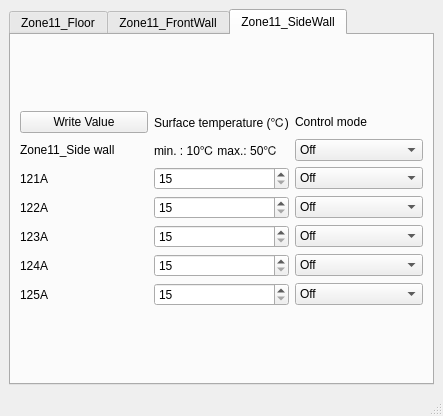
Qt form raspi-mlx90640/ui/mainwindow.ui (Schwarz-XU/MA_IR-Kamera) before a commit.
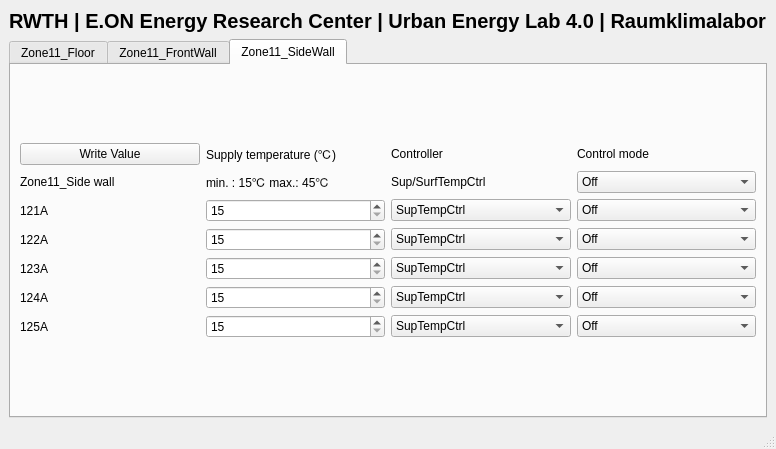
The same form after that commit. The open tabs and pages were chosen to show the change.

Commit message: MA/testbench/change pub topic to Rkl/raspberry/temperature_array update GUI

```diff
--- a/raspi-mlx90640/ui/mainwindow.ui
+++ b/raspi-mlx90640/ui/mainwindow.ui
@@ -9,8 +9,8 @@
    <rect>
     <x>0</x>
     <y>0</y>
-    <width>443</width>
-    <height>416</height>
+    <width>611</width>
+    <height>449</height>
    </rect>
   </property>
   <property name="windowTitle">
@@ -21,7 +21,7 @@
   </property>
   <widget class="QWidget" name="centralwidget">
    <layout class="QGridLayout" name="gridLayout_3">
-    <item row="0" column="0">
+    <item row="1" column="0">
      <widget class="QTabWidget" name="tabWidget">
       <property name="currentIndex">
        <number>1</number>
@@ -583,47 +583,6 @@
        <layout class="QGridLayout" name="gridLayout_2">
         <item row="0" column="0">
          <layout class="QGridLayout" name="Zone11_SW">
-          <item row="4" column="0">
-           <widget class="QLabel" name="label_17">
-            <property name="text">
-             <string>123A</string>
-            </property>
-           </widget>
-          </item>
-          <item row="4" column="1">
-           <widget class="QSpinBox" name="STset_123A">
-            <property name="minimum">
-             <number>15</number>
-            </property>
-            <property name="maximum">
-             <number>45</number>
-            </property>
-           </widget>
-          </item>
-          <item row="6" column="2">
-           <widget class="QComboBox" name="CM_125A">
-            <item>
-             <property name="text">
-              <string comment="0">Off</string>
-             </property>
-            </item>
-            <item>
-             <property name="text">
-              <string comment="1">Auto</string>
-             </property>
-            </item>
-            <item>
-             <property name="text">
-              <string comment="10">Reset</string>
-             </property>
-            </item>
-            <item>
-             <property name="text">
-              <string comment="20">Manual</string>
-             </property>
-            </item>
-           </widget>
-          </item>
           <item row="2" column="1">
            <widget class="QSpinBox" name="STset_121A">
             <property name="minimum">
@@ -634,68 +593,6 @@
             </property>
            </widget>
           </item>
-          <item row="5" column="0">
-           <widget class="QLabel" name="label_18">
-            <property name="text">
-             <string>124A</string>
-            </property>
-           </widget>
-          </item>
-          <item row="0" column="2">
-           <widget class="QLabel" name="label_11">
-            <property name="text">
-             <string>Control mode</string>
-            </property>
-           </widget>
-          </item>
-          <item row="1" column="1">
-           <widget class="QLabel" name="label_13">
-            <property name="text">
-             <string>min. : 10℃ max.: 50℃</string>
-            </property>
-           </widget>
-          </item>
-          <item row="3" column="1">
-           <widget class="QSpinBox" name="STset_122A">
-            <property name="minimum">
-             <number>15</number>
-            </property>
-            <property name="maximum">
-             <number>45</number>
-            </property>
-           </widget>
-          </item>
-          <item row="2" column="2">
-           <widget class="QComboBox" name="CM_121A">
-            <item>
-             <property name="text">
-              <string comment="0">Off</string>
-             </property>
-            </item>
-            <item>
-             <property name="text">
-              <string comment="1">Auto</string>
-             </property>
-            </item>
-            <item>
-             <property name="text">
-              <string comment="10">Reset</string>
-             </property>
-            </item>
-            <item>
-             <property name="text">
-              <string comment="20">Manual</string>
-             </property>
-            </item>
-           </widget>
-          </item>
-          <item row="2" column="0">
-           <widget class="QLabel" name="label_15">
-            <property name="text">
-             <string>121A</string>
-            </property>
-           </widget>
-          </item>
           <item row="5" column="1">
            <widget class="QSpinBox" name="STset_124A">
             <property name="minimum">
@@ -706,71 +603,6 @@
             </property>
            </widget>
           </item>
-          <item row="0" column="1">
-           <widget class="QLabel" name="label_12">
-            <property name="text">
-             <string>Surface temperature (℃)</string>
-            </property>
-           </widget>
-          </item>
-          <item row="6" column="1">
-           <widget class="QSpinBox" name="STset_125A">
-            <property name="minimum">
-             <number>15</number>
-            </property>
-            <property name="maximum">
-             <number>45</number>
-            </property>
-           </widget>
-          </item>
-          <item row="4" column="2">
-           <widget class="QComboBox" name="CM_123A">
-            <item>
-             <property name="text">
-              <string comment="0">Off</string>
-             </property>
-            </item>
-            <item>
-             <property name="text">
-              <string comment="1">Auto</string>
-             </property>
-            </item>
-            <item>
-             <property name="text">
-              <string comment="10">Reset</string>
-             </property>
-            </item>
-            <item>
-             <property name="text">
-              <string comment="20">Manual</string>
-             </property>
-            </item>
-           </widget>
-          </item>
-          <item row="1" column="2">
-           <widget class="QComboBox" name="CM_12XA">
-            <item>
-             <property name="text">
-              <string comment="0">Off</string>
-             </property>
-            </item>
-            <item>
-             <property name="text">
-              <string comment="1">Auto</string>
-             </property>
-            </item>
-            <item>
-             <property name="text">
-              <string comment="10">Reset</string>
-             </property>
-            </item>
-            <item>
-             <property name="text">
-              <string comment="20">Manual</string>
-             </property>
-            </item>
-           </widget>
-          </item>
           <item row="3" column="0">
            <widget class="QLabel" name="label_16">
             <property name="text">
@@ -778,6 +610,61 @@
             </property>
            </widget>
           </item>
+          <item row="3" column="3">
+           <widget class="QComboBox" name="CM_122A">
+            <item>
+             <property name="text">
+              <string comment="0">Off</string>
+             </property>
+            </item>
+            <item>
+             <property name="text">
+              <string comment="1">Auto</string>
+             </property>
+            </item>
+            <item>
+             <property name="text">
+              <string comment="10">Reset</string>
+             </property>
+            </item>
+            <item>
+             <property name="text">
+              <string comment="20">Manual</string>
+             </property>
+            </item>
+           </widget>
+          </item>
+          <item row="2" column="3">
+           <widget class="QComboBox" name="CM_121A">
+            <item>
+             <property name="text">
+              <string comment="0">Off</string>
+             </property>
+            </item>
+            <item>
+             <property name="text">
+              <string comment="1">Auto</string>
+             </property>
+            </item>
+            <item>
+             <property name="text">
+              <string comment="10">Reset</string>
+             </property>
+            </item>
+            <item>
+             <property name="text">
+              <string comment="20">Manual</string>
+             </property>
+            </item>
+           </widget>
+          </item>
+          <item row="1" column="0">
+           <widget class="QLabel" name="lb_zone11_SW">
+            <property name="text">
+             <string>Zone11_Side wall</string>
+            </property>
+           </widget>
+          </item>
           <item row="6" column="0">
            <widget class="QLabel" name="label_19">
             <property name="text">
@@ -785,7 +672,69 @@
             </property>
            </widget>
           </item>
-          <item row="5" column="2">
+          <item row="1" column="1">
+           <widget class="QLabel" name="lb_TempScale_SW">
+            <property name="text">
+             <string>min. : 15℃ max.: 45℃</string>
+            </property>
+           </widget>
+          </item>
+          <item row="6" column="3">
+           <widget class="QComboBox" name="CM_125A">
+            <item>
+             <property name="text">
+              <string comment="0">Off</string>
+             </property>
+            </item>
+            <item>
+             <property name="text">
+              <string comment="1">Auto</string>
+             </property>
+            </item>
+            <item>
+             <property name="text">
+              <string comment="10">Reset</string>
+             </property>
+            </item>
+            <item>
+             <property name="text">
+              <string comment="20">Manual</string>
+             </property>
+            </item>
+           </widget>
+          </item>
+          <item row="6" column="1">
+           <widget class="QSpinBox" name="STset_125A">
+            <property name="minimum">
+             <number>15</number>
+            </property>
+            <property name="maximum">
+             <number>45</number>
+            </property>
+           </widget>
+          </item>
+          <item row="5" column="0">
+           <widget class="QLabel" name="lb_124A">
+            <property name="text">
+             <string>124A</string>
+            </property>
+           </widget>
+          </item>
+          <item row="0" column="3">
+           <widget class="QLabel" name="lb_ControlMode_SW">
+            <property name="text">
+             <string>Control mode</string>
+            </property>
+           </widget>
+          </item>
+          <item row="2" column="0">
+           <widget class="QLabel" name="lb_121A">
+            <property name="text">
+             <string>121A</string>
+            </property>
+           </widget>
+          </item>
+          <item row="5" column="3">
            <widget class="QComboBox" name="CM_124A">
             <item>
              <property name="text">
@@ -809,37 +758,6 @@
             </item>
            </widget>
           </item>
-          <item row="3" column="2">
-           <widget class="QComboBox" name="CM_122A">
-            <item>
-             <property name="text">
-              <string comment="0">Off</string>
-             </property>
-            </item>
-            <item>
-             <property name="text">
-              <string comment="1">Auto</string>
-             </property>
-            </item>
-            <item>
-             <property name="text">
-              <string comment="10">Reset</string>
-             </property>
-            </item>
-            <item>
-             <property name="text">
-              <string comment="20">Manual</string>
-             </property>
-            </item>
-           </widget>
-          </item>
-          <item row="1" column="0">
-           <widget class="QLabel" name="label_14">
-            <property name="text">
-             <string>Zone11_Side wall</string>
-            </property>
-           </widget>
-          </item>
           <item row="0" column="0">
            <widget class="QPushButton" name="bt_write_sidewall">
             <property name="text">
@@ -847,12 +765,192 @@
             </property>
            </widget>
           </item>
+          <item row="3" column="1">
+           <widget class="QSpinBox" name="STset_122A">
+            <property name="minimum">
+             <number>15</number>
+            </property>
+            <property name="maximum">
+             <number>45</number>
+            </property>
+           </widget>
+          </item>
+          <item row="4" column="1">
+           <widget class="QSpinBox" name="STset_123A">
+            <property name="minimum">
+             <number>15</number>
+            </property>
+            <property name="maximum">
+             <number>45</number>
+            </property>
+           </widget>
+          </item>
+          <item row="0" column="1">
+           <widget class="QLabel" name="lb_SupTemp_SW">
+            <property name="text">
+             <string>Supply temperature (℃)</string>
+            </property>
+           </widget>
+          </item>
+          <item row="4" column="3">
+           <widget class="QComboBox" name="CM_123A">
+            <item>
+             <property name="text">
+              <string comment="0">Off</string>
+             </property>
+            </item>
+            <item>
+             <property name="text">
+              <string comment="1">Auto</string>
+             </property>
+            </item>
+            <item>
+             <property name="text">
+              <string comment="10">Reset</string>
+             </property>
+            </item>
+            <item>
+             <property name="text">
+              <string comment="20">Manual</string>
+             </property>
+            </item>
+           </widget>
+          </item>
+          <item row="1" column="3">
+           <widget class="QComboBox" name="CM_12XA">
+            <item>
+             <property name="text">
+              <string comment="0">Off</string>
+             </property>
+            </item>
+            <item>
+             <property name="text">
+              <string comment="1">Auto</string>
+             </property>
+            </item>
+            <item>
+             <property name="text">
+              <string comment="10">Reset</string>
+             </property>
+            </item>
+            <item>
+             <property name="text">
+              <string comment="20">Manual</string>
+             </property>
+            </item>
+           </widget>
+          </item>
+          <item row="4" column="0">
+           <widget class="QLabel" name="lb_123A">
+            <property name="text">
+             <string>123A</string>
+            </property>
+           </widget>
+          </item>
+          <item row="0" column="2">
+           <widget class="QLabel" name="lb_Controller_SW">
+            <property name="text">
+             <string>Controller</string>
+            </property>
+           </widget>
+          </item>
+          <item row="1" column="2">
+           <widget class="QLabel" name="lb_SupSurfTempCtrl_SW">
+            <property name="text">
+             <string>Sup/SurfTempCtrl</string>
+            </property>
+           </widget>
+          </item>
+          <item row="2" column="2">
+           <widget class="QComboBox" name="Ctrl_121A">
+            <item>
+             <property name="text">
+              <string comment="0">SupTempCtrl</string>
+             </property>
+            </item>
+            <item>
+             <property name="text">
+              <string comment="1">SurfTempCtrl</string>
+             </property>
+            </item>
+           </widget>
+          </item>
+          <item row="3" column="2">
+           <widget class="QComboBox" name="Ctrl_122A">
+            <item>
+             <property name="text">
+              <string comment="0">SupTempCtrl</string>
+             </property>
+            </item>
+            <item>
+             <property name="text">
+              <string comment="1">SurfTempCtrl</string>
+             </property>
+            </item>
+           </widget>
+          </item>
+          <item row="4" column="2">
+           <widget class="QComboBox" name="Ctrl_123A">
+            <item>
+             <property name="text">
+              <string comment="0">SupTempCtrl</string>
+             </property>
+            </item>
+            <item>
+             <property name="text">
+              <string comment="1">SurfTempCtrl</string>
+             </property>
+            </item>
+           </widget>
+          </item>
+          <item row="5" column="2">
+           <widget class="QComboBox" name="Ctrl_124A">
+            <item>
+             <property name="text">
+              <string comment="0">SupTempCtrl</string>
+             </property>
+            </item>
+            <item>
+             <property name="text">
+              <string comment="1">SurfTempCtrl</string>
+             </property>
+            </item>
+           </widget>
+          </item>
+          <item row="6" column="2">
+           <widget class="QComboBox" name="Ctrl_125A">
+            <item>
+             <property name="text">
+              <string comment="0">SupTempCtrl</string>
+             </property>
+            </item>
+            <item>
+             <property name="text">
+              <string comment="1">SurfTempCtrl</string>
+             </property>
+            </item>
+           </widget>
+          </item>
          </layout>
         </item>
        </layout>
       </widget>
      </widget>
     </item>
+    <item row="0" column="0">
+     <widget class="QLabel" name="Title">
+      <property name="font">
+       <font>
+        <family>Arial</family>
+        <pointsize>15</pointsize>
+        <bold>true</bold>
+       </font>
+      </property>
+      <property name="text">
+       <string>RWTH | E.ON Energy Research Center | Urban Energy Lab 4.0 | Raumklimalabor</string>
+      </property>
+     </widget>
+    </item>
    </layout>
   </widget>
   <widget class="QMenuBar" name="menubar">
```
Left out of the diff: 838 changed lines with no effect on the pictures. The commit also changes 14 other files.
